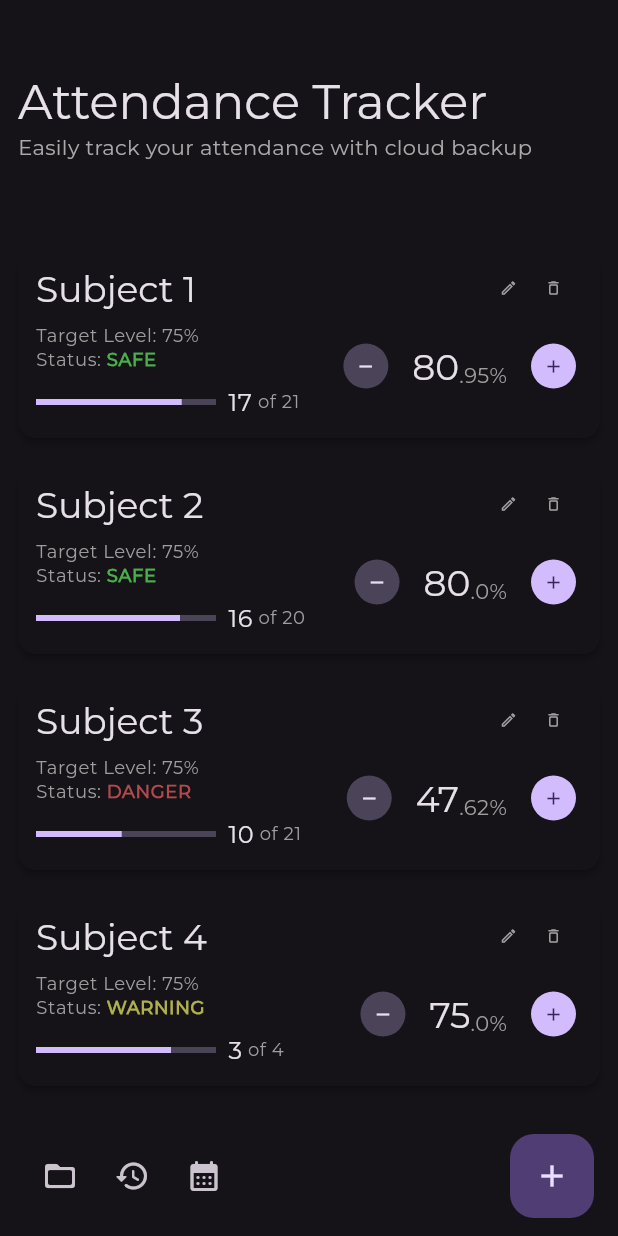
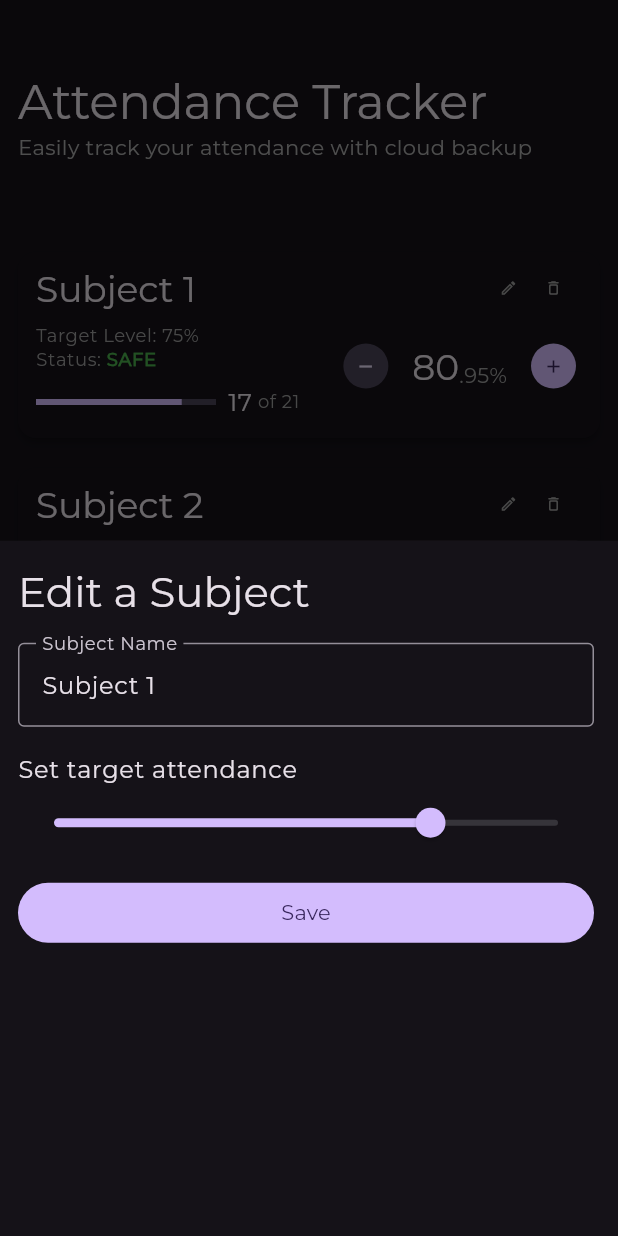
Before and after one commit to jalaj711/attendance-tracker-v2, a Flutter app: the screen it shows after launch, after a tap on the "edit" icon, on a phone screen of 412 x 824 dp. Run offline on Flutter 3.47's test engine with Material 3 defaults, Android fonts, the phone set to English and light mode, and no system bars.

Commit message:
added edit sheet modal
Signed-off-by: Jalaj <96870071+jalaj711@users.noreply.github.com>

```diff
--- /dev/null
+++ b/lib/components/edit_sheet.dart
@@ -0,0 +1,106 @@
+import 'package:attendance_tracker/types/subject_type.dart';
+import 'package:flutter/material.dart';
+
+class EditSubjectSheet extends StatefulWidget {
+  const EditSubjectSheet({super.key, required this.subject});
+  final Subject subject;
+  @override
+  State<EditSubjectSheet> createState() => _EditSubjectSheetState();
+}
+
+class _EditSubjectSheetState extends State<EditSubjectSheet> {
+  double targetAttendanceValue = 75;
+  late TextEditingController _subjectNameController;
+
+  @override
+  void initState() {
+    super.initState();
+    _subjectNameController = TextEditingController(text: widget.subject.title);
+    targetAttendanceValue = widget.subject.target.toDouble();
+  }
+
+  @override
+  void dispose() {
+    _subjectNameController.dispose();
+    super.dispose();
+  }
+
+  void saveSubject() {
+    String name = _subjectNameController.text;
+
+    if (name == "") {
+      final SnackBar snackBar = SnackBar(
+        content: const Text("Subject name cannot be empty"),
+        behavior: SnackBarBehavior.floating,
+        action: SnackBarAction(
+          label: 'Okay',
+          onPressed: () {
+            ScaffoldMessenger.of(context).hideCurrentSnackBar();
+          },
+        ),
+      );
+      ScaffoldMessenger.of(context).showSnackBar(snackBar);
+      return;
+    }
+
+    // invoke some edit subject method
+
+  }
+
+  @override
+  Widget build(BuildContext context) {
+    return Scaffold(
+        body: Container(
+            padding: const EdgeInsets.fromLTRB(12, 16, 16, 12),
+            child: Column(
+              crossAxisAlignment: CrossAxisAlignment.stretch,
+              children: <Widget>[
+                Text(
+                  "Edit a Subject",
+                  style: Theme.of(context).textTheme.headlineMedium,
+                ),
+                const SizedBox(
+                  height: 16,
+                ),
+                TextField(
+                  controller: _subjectNameController,
+                  decoration: const InputDecoration(
+                      labelText: 'Subject Name',
+                      hintText: 'Enter the name of the subject',
+                      border: OutlineInputBorder()),
+                ),
+                const SizedBox(
+                  height: 16,
+                ),
+                Text(
+                  "Set target attendance",
+                  style: Theme.of(context).textTheme.bodyLarge,
+                ),
+                Slider(
+                  value: targetAttendanceValue,
+                  max: 100,
+                  divisions: 100,
+                  label: targetAttendanceValue.round().toString(),
+                  onChanged: (double value) {
+                    setState(() {
+                      targetAttendanceValue = value;
+                    });
+                  },
+                ),
+                const SizedBox(
+                  height: 12,
+                ),
+                FilledButton(
+                  onPressed: saveSubject,
+                  child: const Padding(
+                    padding: EdgeInsets.only(
+                      top: 8,
+                      bottom: 8,
+                    ),
+                    child: Text("Save"),
+                  ),
+                )
+              ],
+            )));
+  }
+}
--- a/lib/components/subject_card.dart
+++ b/lib/components/subject_card.dart
@@ -1,3 +1,4 @@
+import 'package:attendance_tracker/components/edit_sheet.dart';
 import 'package:attendance_tracker/types/subject_type.dart';
 import 'package:flutter/material.dart';
 
@@ -32,7 +33,15 @@ class _SubjectCardState extends State<SubjectCard> {
                           height: 30,
                           width: 30,
                           child: IconButton(
-                              onPressed: () {},
+                              onPressed: () {
+                                showModalBottomSheet(
+                                    context: context,
+                                    builder: (BuildContext cont) {
+                                      return EditSubjectSheet(
+                                        subject: widget.subject,
+                                      );
+                                    });
+                              },
                               color: Colors.grey,
                               icon: const Icon(
                                 Icons.edit_outlined,
@@ -191,8 +200,7 @@ class _SubjectCardState extends State<SubjectCard> {
                               height: 30,
                               width: 30,
                               child: IconButton.filled(
-                                  onPressed: () {
-                                  },
+                                  onPressed: () {},
                                   icon: const Icon(
                                     Icons.add,
                                     size: 14,
```
